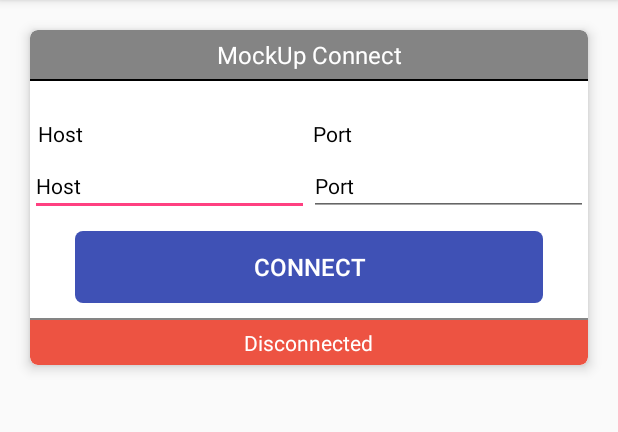
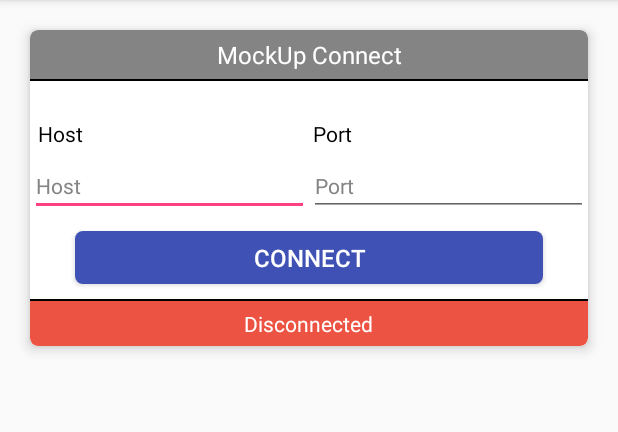
Before and after one commit to mockupThesis/android, an Android app: the screen it shows after launch (MainActivity), on a phone screen of 412 x 824 dp, the part 84-516 px from its top. Run offline under Robolectric (Android 15) with nearby library versions, the phone set to English and light mode, and no system bars.

Commit message:
MockUp card design fix

```diff
--- a/app/src/main/res/layout/mockup_card.xml
+++ b/app/src/main/res/layout/mockup_card.xml
@@ -81,7 +81,8 @@
                 android:layout_width="0dp"
                 android:layout_weight="50"
                 android:layout_height="wrap_content"
-                android:text="@string/host"
+                android:hint="@string/host"
+                android:textColorHint="@color/grey"
                 android:textSize="14sp"
                 android:textColor="@color/black"/>
 
@@ -90,7 +91,8 @@
                 android:layout_width="0dp"
                 android:layout_weight="50"
                 android:layout_height="wrap_content"
-                android:text="@string/port"
+                android:hint="@string/port"
+                android:textColorHint="@color/grey"
                 android:textSize="14sp"
                 android:textColor="@color/black"/>
 
@@ -98,7 +100,7 @@
 
         <Button
             android:layout_width="match_parent"
-            android:layout_height="wrap_content"
+            android:layout_height="35dp"
             android:layout_marginTop="10dp"
             android:layout_marginBottom="10dp"
             android:layout_marginStart="30dp"
@@ -111,7 +113,7 @@
         <View
             android:layout_width="match_parent"
             android:layout_height="1dp"
-            android:background="@color/grey"/>
+            android:background="@color/black"/>
 
         <RelativeLayout
             android:id="@+id/mockup_feedback"
```
